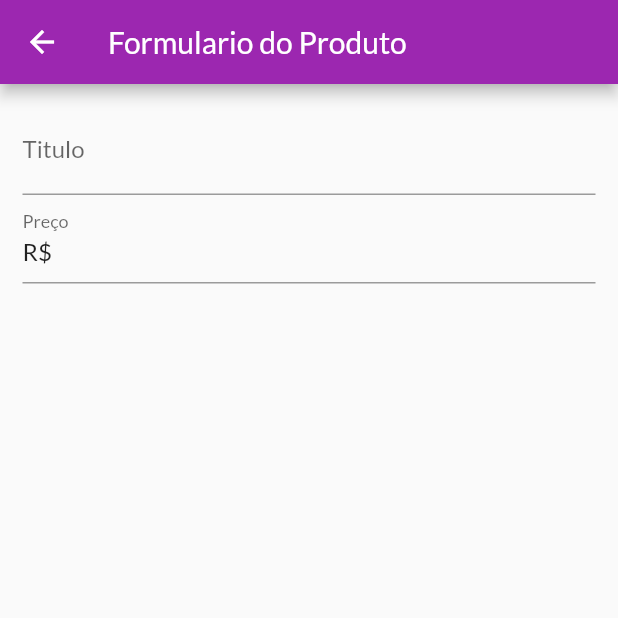
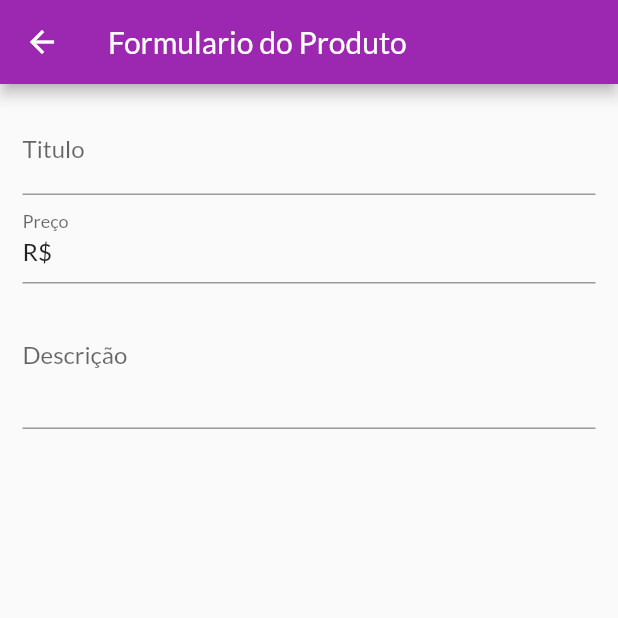
Before and after one commit to VitorL02/MyShop, a Flutter app: the ProductForm screen opened by its route, on a phone screen of 412 x 824 dp, the top half of it. Run offline on Flutter 3.47's test engine with Material 2 defaults, Android fonts, the phone set to English and light mode, and no system bars; network calls fail.

Commit message:
Criando o formulario de descrição com o multiline

```diff
--- a/lib/views/productFormScreen.dart
+++ b/lib/views/productFormScreen.dart
@@ -10,6 +10,16 @@ class ProductForm extends StatefulWidget {
 class _ProductFormState extends State<ProductForm> {
   //Gerencia qual formulario estara em foco
   final _priceFocusNode = FocusNode();
+  final _descriptionFocusNode = FocusNode();
+
+//Dispose libera o uso de memoria
+  @override
+  void dispose() {
+    super.dispose();
+    _priceFocusNode.dispose();
+    _descriptionFocusNode.dispose();
+  }
+
   @override
   Widget build(BuildContext context) {
     return Scaffold(
@@ -39,7 +49,17 @@ class _ProductFormState extends State<ProductForm> {
               //Faz o teclado so mostrar numeros,que no caso e o campo de preço
               keyboardType: TextInputType.numberWithOptions(
                 decimal: true,
-                )),
+              ),
+            ),
+            TextFormField(
+              decoration: InputDecoration(labelText: 'Descrição'),
+              maxLines: 3,
+              focusNode: _descriptionFocusNode,
+              keyboardType: TextInputType.multiline,
+              onFieldSubmitted: (_) {
+                FocusScope.of(context).requestFocus(_descriptionFocusNode);
+              },
+            ),
           ],
         )),
       ),
```
Lines whose indentation alone changed are shown as unchanged.
